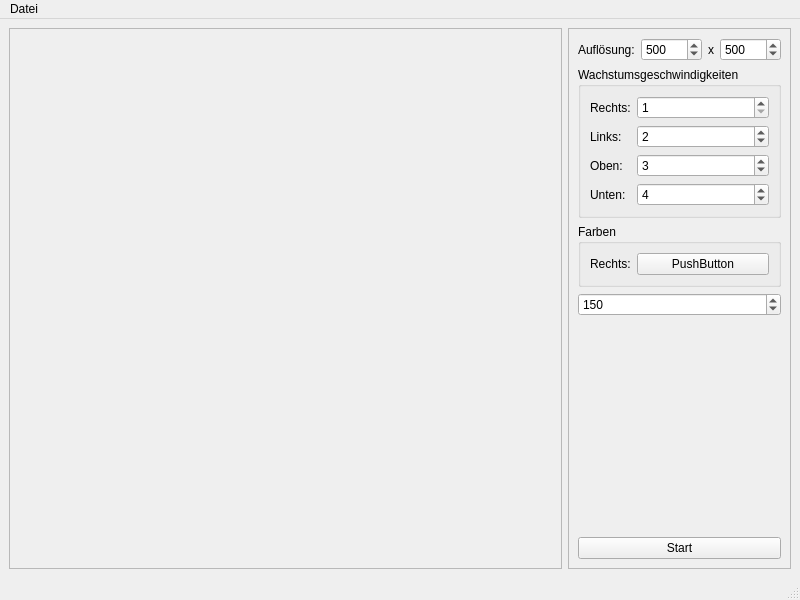
Before: the Qt Designer form mainwindow.ui in M4RKUS28/BWINF, drawn with Qt 5.
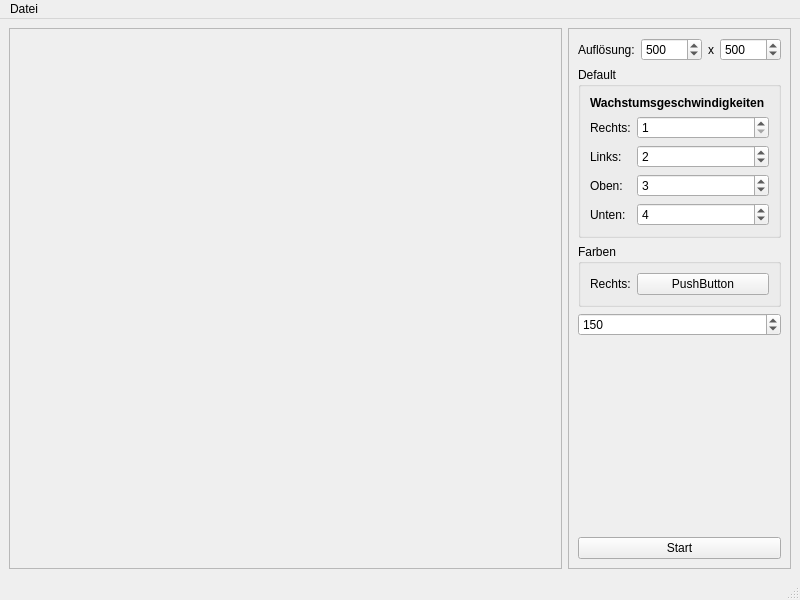
After: the same form once the commit is applied. Custom widgets are drawn as their Qt base class.

The edit to the form file:
```diff
--- a/mainwindow.ui
+++ b/mainwindow.ui
@@ -114,38 +114,38 @@
        <item row="1" column="0" colspan="2">
         <widget class="QGroupBox" name="groupBox">
          <property name="title">
-          <string>Wachstumsgeschwindigkeiten</string>
+          <string>Default</string>
          </property>
          <layout class="QFormLayout" name="formLayout_2">
-          <item row="0" column="0">
+          <item row="1" column="0">
            <widget class="QLabel" name="label_3">
             <property name="text">
              <string>Rechts:</string>
             </property>
            </widget>
           </item>
-          <item row="1" column="0">
+          <item row="2" column="0">
            <widget class="QLabel" name="label_4">
             <property name="text">
              <string>Links:</string>
             </property>
            </widget>
           </item>
-          <item row="2" column="0">
+          <item row="3" column="0">
            <widget class="QLabel" name="label_5">
             <property name="text">
              <string>Oben:</string>
             </property>
            </widget>
           </item>
-          <item row="3" column="0">
+          <item row="4" column="0">
            <widget class="QLabel" name="label_6">
             <property name="text">
              <string>Unten:</string>
             </property>
            </widget>
           </item>
-          <item row="0" column="1">
+          <item row="1" column="1">
            <widget class="QSpinBox" name="spinBoxWachsttumsgeschwindigkeitRechts">
             <property name="minimum">
              <number>1</number>
@@ -155,7 +155,7 @@
             </property>
            </widget>
           </item>
-          <item row="3" column="1">
+          <item row="4" column="1">
            <widget class="QSpinBox" name="spinBoxWachsttumsgeschwindigkeitUnten">
             <property name="minimum">
              <number>1</number>
@@ -165,7 +165,7 @@
             </property>
            </widget>
           </item>
-          <item row="2" column="1">
+          <item row="3" column="1">
            <widget class="QSpinBox" name="spinBoxWachsttumsgeschwindigkeitOben">
             <property name="minimum">
              <number>1</number>
@@ -178,7 +178,7 @@
             </property>
            </widget>
           </item>
-          <item row="1" column="1">
+          <item row="2" column="1">
            <widget class="QSpinBox" name="spinBoxWachsttumsgeschwindigkeitLinks">
             <property name="minimum">
              <number>1</number>
@@ -191,6 +191,18 @@
             </property>
            </widget>
           </item>
+          <item row="0" column="0" colspan="2">
+           <widget class="QLabel" name="label_8">
+            <property name="font">
+             <font>
+              <bold>true</bold>
+             </font>
+            </property>
+            <property name="text">
+             <string>Wachstumsgeschwindigkeiten</string>
+            </property>
+           </widget>
+          </item>
          </layout>
         </widget>
        </item>
```
Left out of the diff: 10 changed lines with no effect on the pictures.
